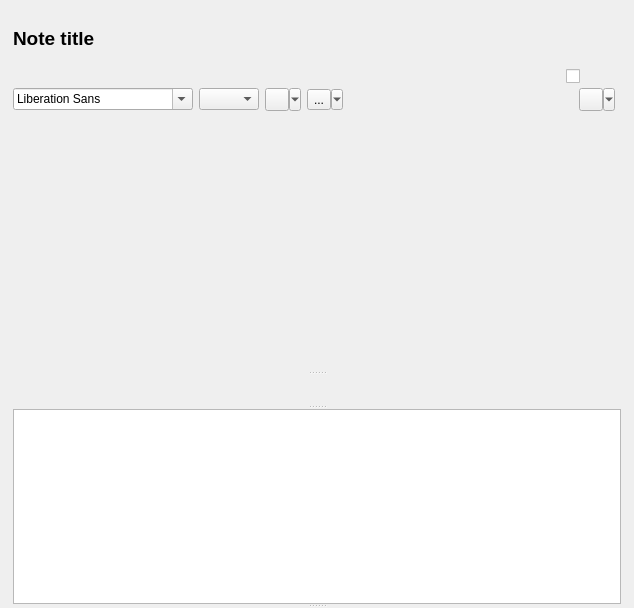
Qt form quentier/src/widgets/NoteEditorWidget.ui (d1vanov/quentier) before a commit.
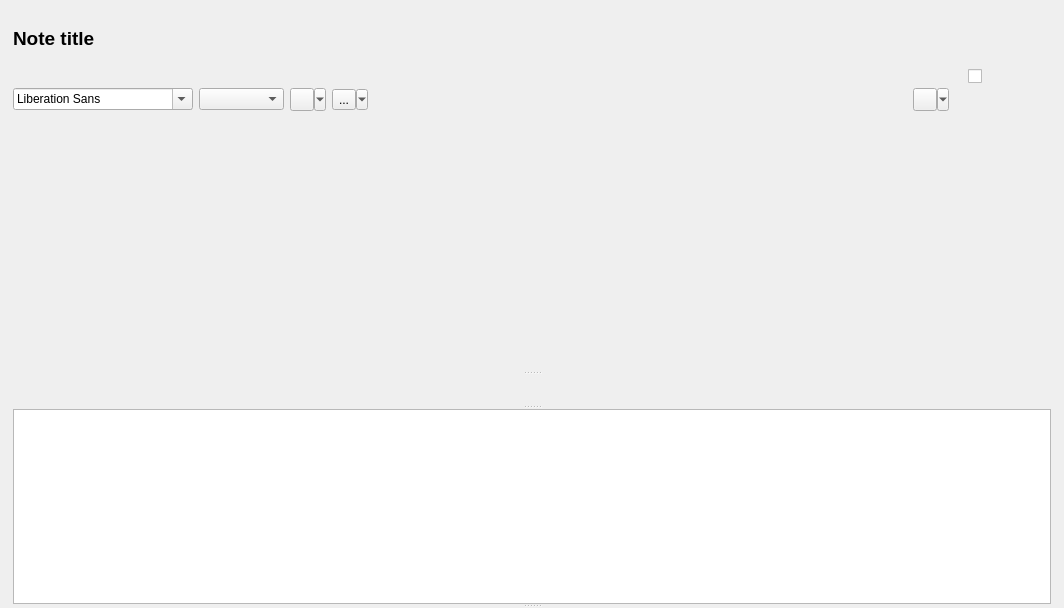
The same form after that commit. Icons and pictures are not drawn. Custom widgets are drawn as their Qt base class.

Commit message: Issue #85: some further UI improvements for MainWindow (integration of NoteEditorWidget inside it) + further development of NoteEditorTabWidgetManager's internals

What changed in the file:
```diff
--- a/quentier/src/widgets/NoteEditorWidget.ui
+++ b/quentier/src/widgets/NoteEditorWidget.ui
@@ -6,7 +6,7 @@
    <rect>
     <x>0</x>
     <y>0</y>
-    <width>634</width>
+    <width>1064</width>
     <height>608</height>
    </rect>
   </property>
```
The commit also changes 5 other files.
